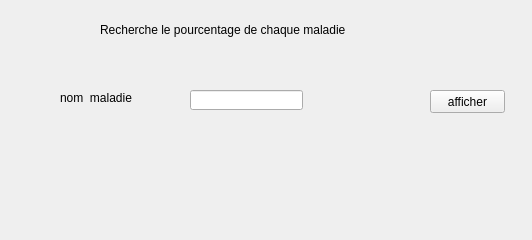
This is recherchepourcentage.ui in ananomri/projet-anan-and-assma as Qt 5 draws it before an edit. The edited form follows.
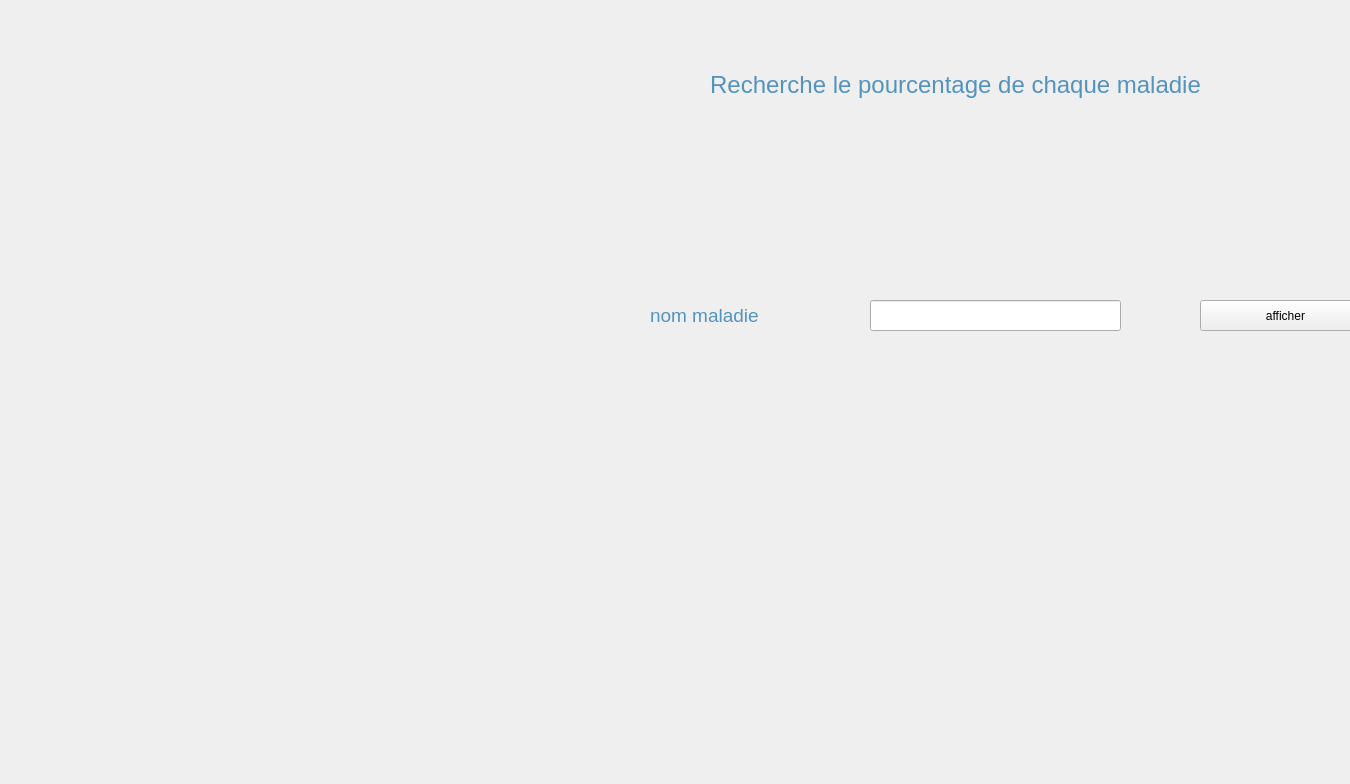
This is the edited form. Icons and pictures are not drawn.

What changed in the file:
```diff
--- a/recherchepourcentage.ui
+++ b/recherchepourcentage.ui
@@ -6,56 +6,61 @@
    <rect>
     <x>0</x>
     <y>0</y>
-    <width>532</width>
-    <height>240</height>
+    <width>1350</width>
+    <height>784</height>
    </rect>
   </property>
   <property name="windowTitle">
    <string>Form</string>
   </property>
+  <property name="styleSheet">
+   <string notr="true">#w19{
+	border-image: url(im31.png) 0 0 0 0 stretch stretch;
+}</string>
+  </property>
   <widget class="QLabel" name="label">
    <property name="geometry">
     <rect>
-     <x>100</x>
-     <y>20</y>
-     <width>341</width>
-     <height>20</height>
+     <x>610</x>
+     <y>50</y>
+     <width>691</width>
+     <height>71</height>
     </rect>
    </property>
    <property name="text">
-    <string>Recherche le pourcentage de chaque maladie</string>
+    <string>&lt;html&gt;&lt;head/&gt;&lt;body&gt;&lt;p align=&quot;center&quot;&gt;&lt;span style=&quot; font-size:18pt; color:#5393bd;&quot;&gt;Recherche le pourcentage de chaque maladie&lt;/span&gt;&lt;/p&gt;&lt;/body&gt;&lt;/html&gt;</string>
    </property>
   </widget>
   <widget class="QLabel" name="label_2">
    <property name="geometry">
     <rect>
-     <x>60</x>
-     <y>90</y>
-     <width>111</width>
-     <height>16</height>
+     <x>650</x>
+     <y>290</y>
+     <width>171</width>
+     <height>51</height>
     </rect>
    </property>
    <property name="text">
-    <string>nom  maladie</string>
+    <string>&lt;html&gt;&lt;head/&gt;&lt;body&gt;&lt;p&gt;&lt;span style=&quot; font-size:14pt; color:#5393bd;&quot;&gt;nom  maladie&lt;/span&gt;&lt;/p&gt;&lt;/body&gt;&lt;/html&gt;</string>
    </property>
   </widget>
   <widget class="QLineEdit" name="nommldie">
    <property name="geometry">
     <rect>
-     <x>190</x>
-     <y>90</y>
-     <width>113</width>
-     <height>20</height>
+     <x>870</x>
+     <y>300</y>
+     <width>251</width>
+     <height>31</height>
     </rect>
    </property>
   </widget>
   <widget class="QPushButton" name="affiche">
    <property name="geometry">
     <rect>
-     <x>430</x>
-     <y>90</y>
-     <width>75</width>
-     <height>23</height>
+     <x>1200</x>
+     <y>300</y>
+     <width>171</width>
+     <height>31</height>
     </rect>
    </property>
    <property name="text">
```
